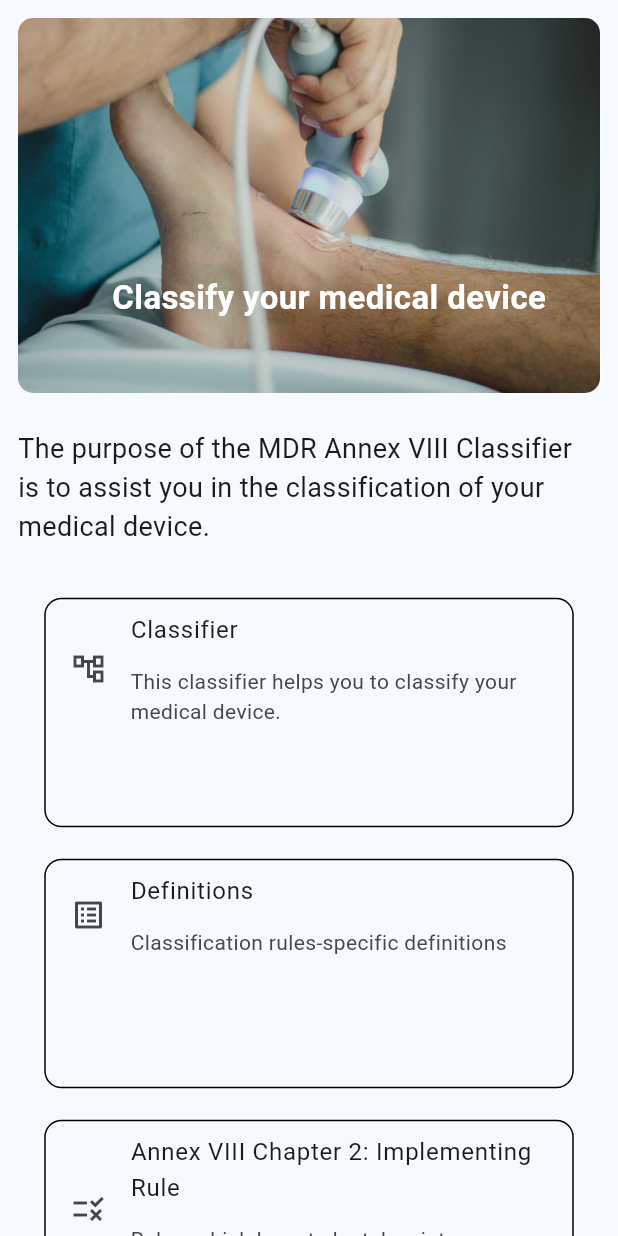
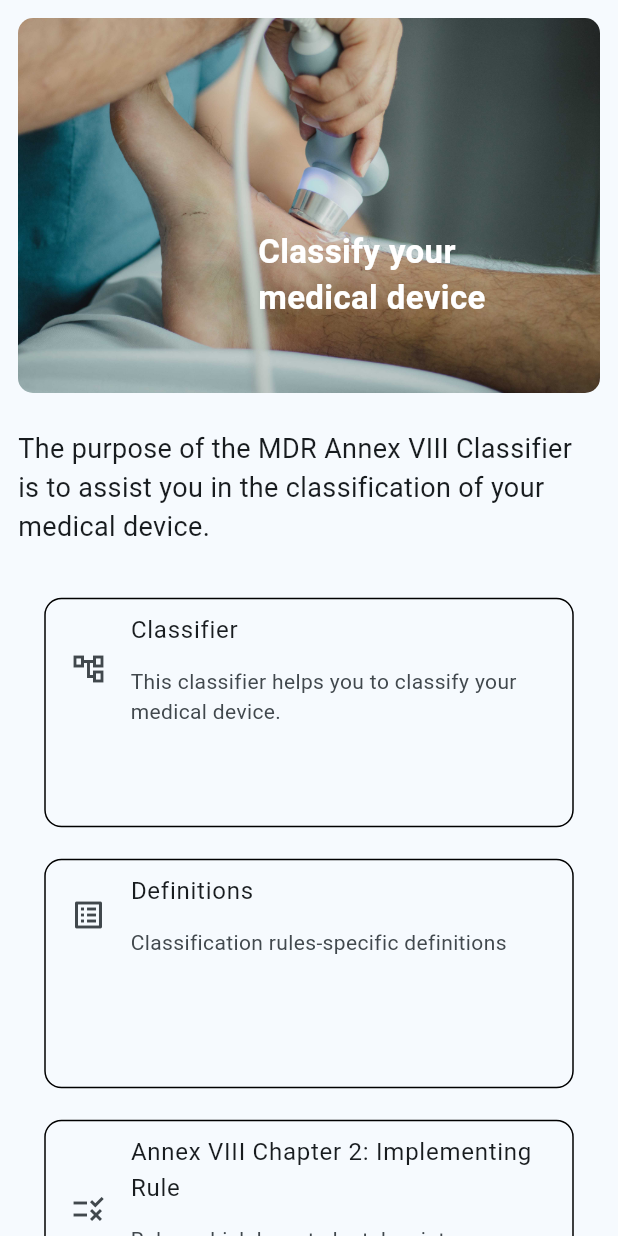
Before and after one commit to Strasbourg-Flutter-Meetup/medical-device-classifier, a Flutter app: the DashboardBuildContent widget shown alone on an empty page, opened directly with empty values, on a phone screen of 412 x 824 dp. Run offline on Flutter 3.47's test engine with Material 2 defaults, Android fonts, the phone set to English and light mode, and no system bars; our stand-ins replace adaptive_theme, equatable, flutter_bloc, get_it, go_router, shared_preferences and 1 more; missing offline and left inert: footer, leoml_parser; accounts and stored records are empty; generated files the repository leaves out were written again.

Commit message:
style: adjusted some variables and added emails
1. made values const
2. added the contact email address
3. updated build.gradle

```diff
--- a/lib/features/dashboard/presentation/widgets/dashboard_build_content.dart
+++ b/lib/features/dashboard/presentation/widgets/dashboard_build_content.dart
@@ -79,15 +79,20 @@ class DashboardBuildContent extends StatelessWidget {
                 ),
               ),
             ),
-            const Positioned(
+            Positioned(
               right: 48.0,
               bottom: 48.0,
-              child: Text(
-                'Classify your medical device',
-                style: TextStyle(
-                  fontSize: 22.0,
-                  fontWeight: FontWeight.bold,
-                  color: Colors.white,
+              child: Container(
+                constraints: const BoxConstraints(
+                  maxWidth: UIConstants.dashboardHeaderImageTextMaxWidth,
+                ),
+                child: const Text(
+                  'Classify your medical device',
+                  style: TextStyle(
+                    fontSize: 22.0,
+                    fontWeight: FontWeight.bold,
+                    color: Colors.white,
+                  ),
                 ),
               ),
             ),
--- a/lib/l10n/app_de.arb
+++ b/lib/l10n/app_de.arb
@@ -38,12 +38,12 @@
   "drawerAboutUs": "Über uns",
   "drawerDataProtection": "Datenschutz",
   "drawerLegalInformation": "Rechtliche Informationen",
-  "dashboardStickyNoteTranslationNoteText": "Liebe Benutzerin, lieber Benutzer,\n\nBitte beachten Sie, dass der Inhalt dieser Anwendung aus seiner Originalsprache (Englisch) ins Französische und Deutsche übersetzt wurde. Obwohl wir uns um Genauigkeit bemühen, besteht die Möglichkeit von Übersetzungsfehlern.\n\nSie haben folgende Möglichkeiten:\n\n• Wechseln Sie zur englischen Sprache: Wenn Sie den Inhalt lieber auf Englisch lesen möchten, können Sie jederzeit zur Originalsprache wechseln. Klicken Sie auf das Spracheinstellungen-Symbol, um Ihre Spracheinstellung zu ändern.\n\n• Weiter auf Französisch/Deutsch: Wenn Sie sich dafür entscheiden, auf Französisch oder Deutsch fortzufahren, beachten Sie bitte, dass einige Inhalte möglicherweise Übersetzungsungenauigkeiten unterliegen.\n\n• Helfen Sie uns bei der Verbesserung: Wenn Sie auf inkorrekte Übersetzungen stoßen oder Feedback geben möchten, kontaktieren Sie uns bitte unter translations@medicaldeviceapp.org. Ihr Feedback ist wertvoll und wird uns bei der Verbesserung der Übersetzungsqualität helfen.\n\nVielen Dank, dass Sie die Anwendung für die Klassifizierung von medizinischen Geräten verwenden.",
+  "dashboardStickyNoteTranslationNoteText": "Liebe Benutzerin, lieber Benutzer,\n\nBitte beachten Sie, dass der Inhalt dieser Anwendung aus seiner Originalsprache (Englisch) ins Französische und Deutsche übersetzt wurde. Obwohl wir uns um Genauigkeit bemühen, besteht die Möglichkeit von Übersetzungsfehlern.\n\nSie haben folgende Möglichkeiten:\n\n• Wechseln Sie zur englischen Sprache: Wenn Sie den Inhalt lieber auf Englisch lesen möchten, können Sie jederzeit zur Originalsprache wechseln. Klicken Sie auf das Spracheinstellungen-Symbol, um Ihre Spracheinstellung zu ändern.\n\n• Weiter auf Französisch/Deutsch: Wenn Sie sich dafür entscheiden, auf Französisch oder Deutsch fortzufahren, beachten Sie bitte, dass einige Inhalte möglicherweise Übersetzungsungenauigkeiten unterliegen.\n\n• Helfen Sie uns bei der Verbesserung: Wenn Sie auf inkorrekte Übersetzungen stoßen oder Feedback geben möchten, kontaktieren Sie uns bitte unter info@walnut-it.com. Ihr Feedback ist wertvoll und wird uns bei der Verbesserung der Übersetzungsqualität helfen.\n\nVielen Dank, dass Sie die Anwendung für die Klassifizierung von medizinischen Geräten verwenden.",
   "dashboardStickyNoteTranslationButtonSwitchToEnglish":"Zu Englisch wechseln",
   "dashboardStickyNoteTranslationButtonContinue":"OK",
   "dashboardStickyNoteTranslationTitle":"Hinweise zur Übersetzung & Sprachoptionen",
   "classificationPreconditionsWarningTitle":"Korrektheit und Zuverlässigkeit stehen an erster Stelle",
-  "classificationPreconditionsWarningText":"Die Verwendung des Medical Device Classifiers erfolgt auf eigene Gefahr. Bitte gehen Sie vorsichtig vor. Wenn Sie Fehler feststellen oder Anmerkungen haben, zögern Sie nicht, uns unter [Ihre E-Mail-Adresse] zu kontaktieren. Ihr Feedback ist wertvoll und hilft uns dabei, die Anwendung zu verbessern.",
+  "classificationPreconditionsWarningText":"Die Verwendung des Medical Device Classifiers erfolgt auf eigene Gefahr. Bitte gehen Sie vorsichtig vor. Wenn Sie Fehler feststellen oder Anmerkungen haben, zögern Sie nicht, uns unter info@walnut-it.com zu kontaktieren. Ihr Feedback ist wertvoll und hilft uns dabei, die Anwendung zu verbessern.",
   "appBarLanguageMenuTooltip":"Sprache auswählen",
   "aboutUsTitle": "Über uns",
   "aboutUsSubtitle1":"Wer ist die Strasbourg Flutter Meetup Gruppe?",
--- a/lib/l10n/app_en.arb
+++ b/lib/l10n/app_en.arb
@@ -38,12 +38,12 @@
   "drawerAboutUs": "About us",
   "drawerDataProtection": "Privacy policy",
   "drawerLegalInformation": "Legal information",
-  "dashboardStickyNoteTranslationNoteText": "Dear User,\n\nPlease note that the content in this application has been translated from its original language (English) into French and German. While we strive for accuracy, there is a possibility of translation errors.\n\nYou have following options:\n\n\u2022 Switch to English: If you prefer to read the content in English, you can switch to the original language at any time. Click the language settings icon to change your language preference.\n\n\u2022 Continue in French/German: If you choose to continue in French or German, please be aware that some content may be subject to translation inaccuracies.\n\n\u2022 Help Us Improve: If you come across any incorrect translations or wish to provide feedback, please contact us at translations@medicaldeviceapp.org. Your feedback is valuable and will assist us in enhancing translation quality.\n\nThank you for using the Medical Device Classifier Application.",
+  "dashboardStickyNoteTranslationNoteText": "Dear User,\n\nPlease note that the content in this application has been translated from its original language (English) into French and German. While we strive for accuracy, there is a possibility of translation errors.\n\nYou have following options:\n\n\u2022 Switch to English: If you prefer to read the content in English, you can switch to the original language at any time. Click the language settings icon to change your language preference.\n\n\u2022 Continue in French/German: If you choose to continue in French or German, please be aware that some content may be subject to translation inaccuracies.\n\n\u2022 Help Us Improve: If you come across any incorrect translations or wish to provide feedback, please contact us at info@walnut-it.com. Your feedback is valuable and will assist us in enhancing translation quality.\n\nThank you for using the Medical Device Classifier Application.",
   "dashboardStickyNoteTranslationButtonSwitchToEnglish":"Switch to English",
   "dashboardStickyNoteTranslationButtonContinue":"OK",
   "dashboardStickyNoteTranslationTitle":"Translation Notice & Language Options",
   "classificationPreconditionsWarningTitle":"Accuracy and Reliability Come First",
-  "classificationPreconditionsWarningText":"The use of the Medical Device Classifier is at your own risk. Please proceed with caution. If you notice any errors or have comments, do not hesitate to contact us at [Your Email Address]. Your feedback is valuable and helps us improve the application.",
+  "classificationPreconditionsWarningText":"The use of the Medical Device Classifier is at your own risk. Please proceed with caution. If you notice any errors or have comments, do not hesitate to contact us at info@walnut-it.com. Your feedback is valuable and helps us improve the application.",
   "appBarLanguageMenuTooltip":"Select language",
   "aboutUsTitle": "About us",
   "aboutUsSubtitle1":"Who is the Strasbourg Flutter Meetup Group?",
--- a/lib/l10n/app_fr.arb
+++ b/lib/l10n/app_fr.arb
@@ -38,12 +38,12 @@
   "drawerAboutUs" : "A propos de nous",
   "drawerDataProtection" : "Protection des données",
   "drawerLegalInformation" : "Informations légales",
-  "dashboardStickyNoteTranslationNoteText": "Cher utilisateur,\n\nVeuillez noter que le contenu de cette application a été traduit de sa langue d'origine (l'anglais) en français et en allemand. Bien que nous nous efforcions d'assurer la précision, il existe une possibilité d'erreurs de traduction.\n\nVous avez les options suivantes :\n\n• Passer en anglais : Si vous préférez lire le contenu en anglais, vous pouvez passer à la langue d'origine à tout moment. Cliquez sur l'icône des paramètres de langue pour modifier votre préférence de langue.\n\n• Continuer en français/allemand : Si vous choisissez de continuer en français ou en allemand, veuillez noter que certains contenus peuvent faire l'objet d'inexactitudes de traduction.\n\n• Aidez-nous à améliorer : Si vous rencontrez des traductions incorrectes ou si vous souhaitez nous faire part de vos commentaires, veuillez nous contacter à l'adresse translations@medicaldeviceapp.org. Vos commentaires sont précieux et nous aideront à améliorer la qualité des traductions.\n\nMerci d'utiliser l'application de classification des dispositifs médicaux.",
+  "dashboardStickyNoteTranslationNoteText": "Cher utilisateur,\n\nVeuillez noter que le contenu de cette application a été traduit de sa langue d'origine (l'anglais) en français et en allemand. Bien que nous nous efforcions d'assurer la précision, il existe une possibilité d'erreurs de traduction.\n\nVous avez les options suivantes :\n\n• Passer en anglais : Si vous préférez lire le contenu en anglais, vous pouvez passer à la langue d'origine à tout moment. Cliquez sur l'icône des paramètres de langue pour modifier votre préférence de langue.\n\n• Continuer en français/allemand : Si vous choisissez de continuer en français ou en allemand, veuillez noter que certains contenus peuvent faire l'objet d'inexactitudes de traduction.\n\n• Aidez-nous à améliorer : Si vous rencontrez des traductions incorrectes ou si vous souhaitez nous faire part de vos commentaires, veuillez nous contacter à l'adresse info@walnut-it.com. Vos commentaires sont précieux et nous aideront à améliorer la qualité des traductions.\n\nMerci d'utiliser l'application de classification des dispositifs médicaux.",
   "dashboardStickyNoteTranslationButtonSwitchToEnglish":"Passer en anglais",
   "dashboardStickyNoteTranslationButtonContinue":"D'accord",
   "dashboardStickyNoteTranslationTitle":"Avis de traduction et options linguistiques",
   "classificationPreconditionsWarningTitle":"La précision et la fiabilité sont prioritaires",
-  "classificationPreconditionsWarningText":"L'utilisation du Medical Device Classifier se fait à vos risques et périls. Veuillez procéder avec prudence. Si vous constatez des erreurs ou avez des commentaires, n'hésitez pas à nous contacter à [Votre adresse e-mail]. Vos commentaires sont précieux et nous aident à améliorer l'application.",
+  "classificationPreconditionsWarningText":"L'utilisation du Medical Device Classifier se fait à vos risques et périls. Veuillez procéder avec prudence. Si vous constatez des erreurs ou avez des commentaires, n'hésitez pas à nous contacter à info@walnut-it.com. Vos commentaires sont précieux et nous aident à améliorer l'application.",
   "appBarLanguageMenuTooltip":"Choisir la langue",
   "aboutUsTitle": "A propos de nous",
   "aboutUsSubtitle1":"Qui est le Groupe Strasbourg Flutter Meetup ?",
--- a/lib/ui/ui_constants.dart
+++ b/lib/ui/ui_constants.dart
@@ -37,4 +37,6 @@ class UIConstants {
   static const double webFooterHeaderMaxWidth = 100.0;
 
   static const double mdcDrawerHeaderHeight = 128.0;
+
+  static const double dashboardHeaderImageTextMaxWidth = 192.0;
 }
```
Also changed, not shown: 1 other file.
